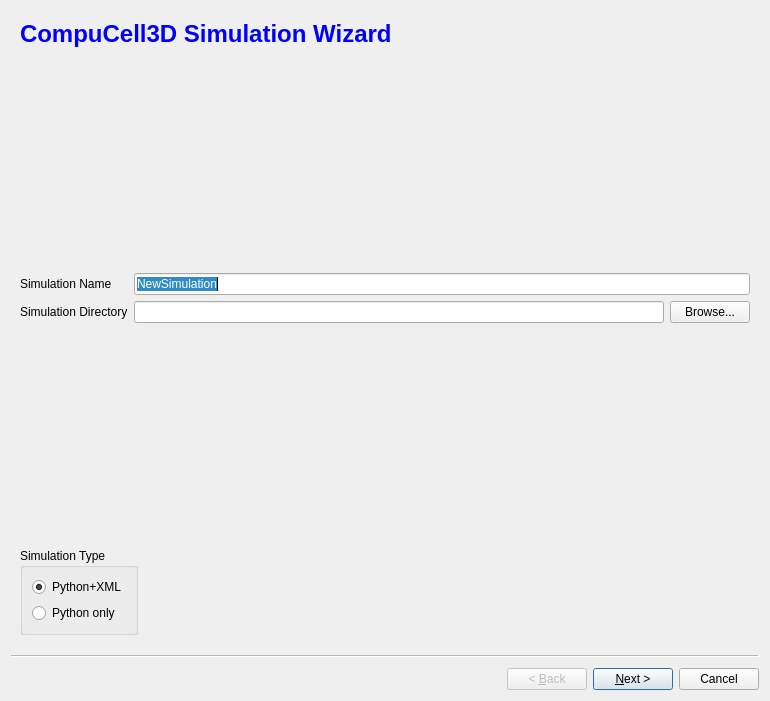
Above: cc3d/twedit5/Plugins/CC3DProject/NewSimulationWizard.ui from CompuCell3D/cc3d-twedit5 before the change. Below: the same form after it.
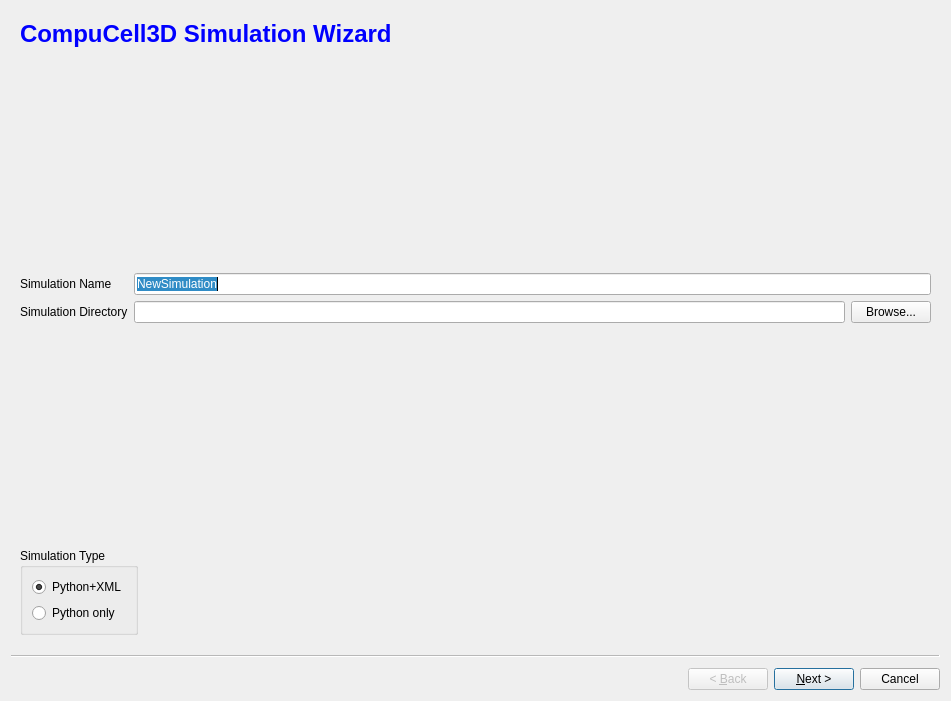
That is the form after the change.

Diff of the .ui file:
```diff
--- a/cc3d/twedit5/Plugins/CC3DProject/NewSimulationWizard.ui
+++ b/cc3d/twedit5/Plugins/CC3DProject/NewSimulationWizard.ui
@@ -6,7 +6,7 @@
    <rect>
     <x>0</x>
     <y>0</y>
-    <width>770</width>
+    <width>951</width>
     <height>701</height>
    </rect>
   </property>
```
Left out of the diff: 11 changed lines with no effect on the pictures.
